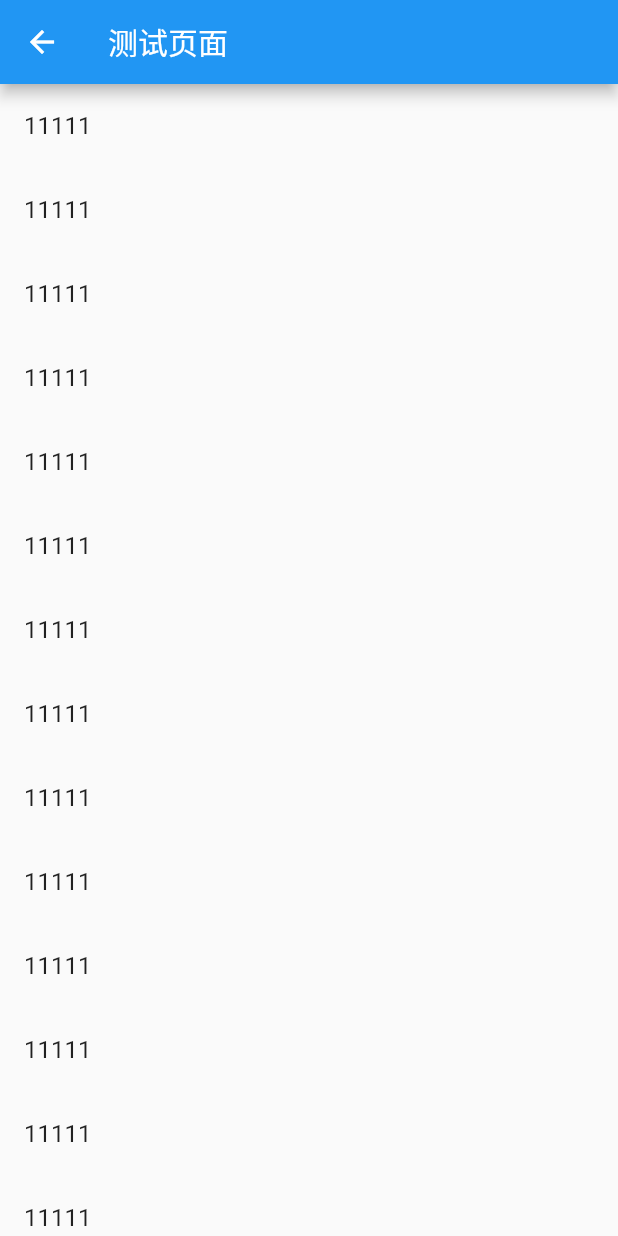
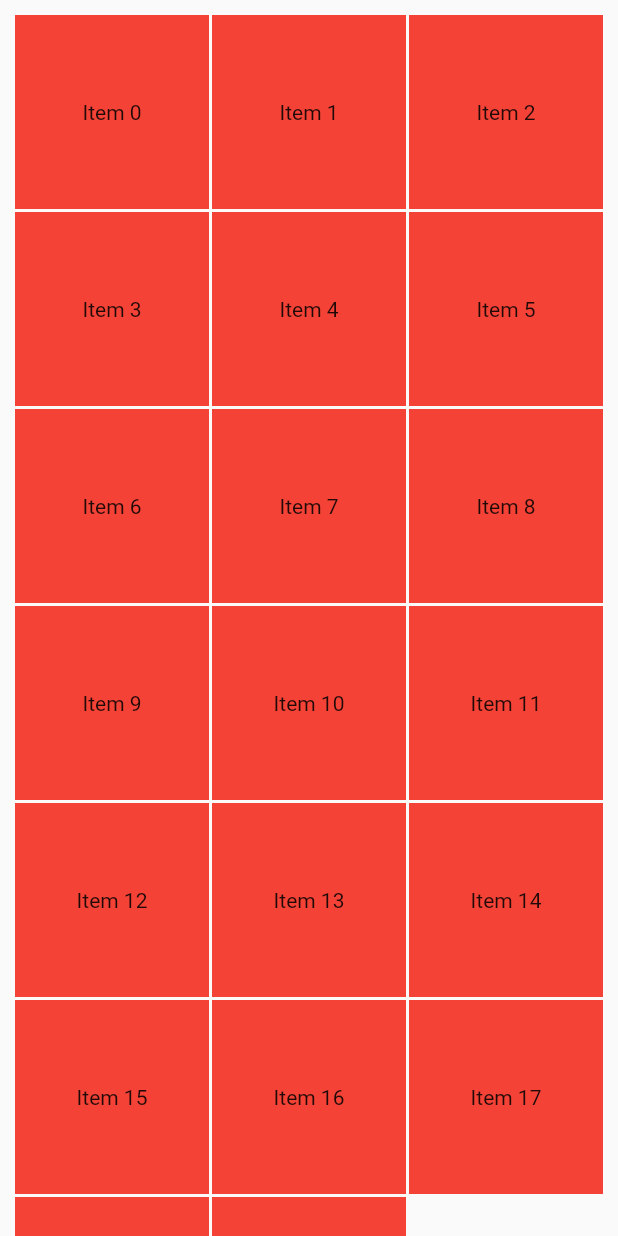
Before and after one commit to codprincess/flutter_base, a Flutter app: the TestPage screen opened by its route, on a phone screen of 412 x 824 dp. Run offline on Flutter 3.47's test engine with Material 2 defaults, Android fonts, the light colour scheme and no system bars; missing offline and left inert: fancy_bottom_navigation_2.

Commit message:
SliverSafeArea

```diff
--- a/lib/TestPage.dart
+++ b/lib/TestPage.dart
@@ -13,15 +13,37 @@ class _TestPageState extends State<TestPage> {
   @override
   Widget build(BuildContext context) {
     return Scaffold(
-      appBar: AppBar(title: const Text('测试页面'),),
-      body: ListView.builder(
-        itemBuilder: (BuildContext context,int index){
-          return ListTile(
-            title: Text('11111'),
-          );
-        },
+      body:WithSliverSafeArea()
+    );
+  }
 
-      ),
+  Widget WithSliverSafeArea(){
+    return CustomScrollView(
+      slivers: [
+        SliverSafeArea(
+          sliver: SliverPadding(
+            padding: const EdgeInsets.all(10),
+            sliver: SliverGrid(
+              gridDelegate: const SliverGridDelegateWithFixedCrossAxisCount(
+                crossAxisCount: 3,
+                crossAxisSpacing: 2,
+                mainAxisSpacing: 2,
+                childAspectRatio: 1,
+              ),
+              delegate: SliverChildBuilderDelegate(
+                (BuildContext context,int index){
+                  return Container(
+                    alignment: Alignment.center,
+                    color: Colors.red,
+                    child: Text('Item $index'),
+                  );
+                },
+                childCount: 20
+              ),
+            ),
+          )
+        )
+      ],
     );
   }
 }
```
Also changed, not shown: lib/SliverSafeAreaPage.dart (added, +32 -0 lines), lib/main.dart (+10 -0 lines).
